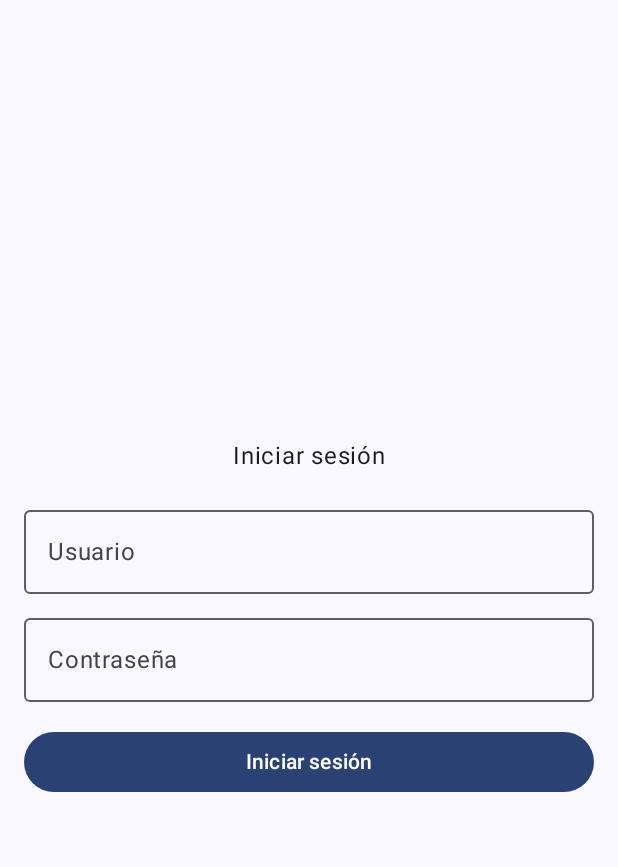
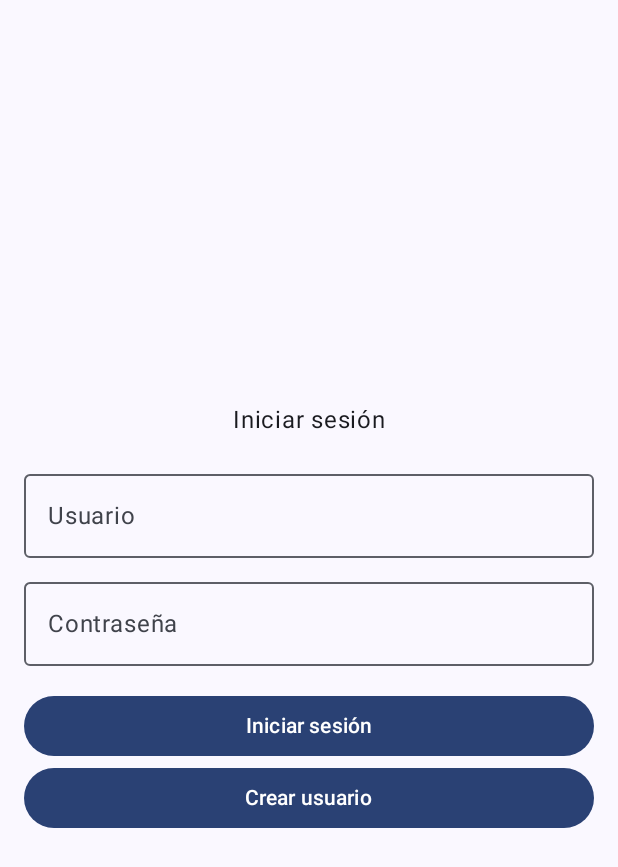
Before and after one commit to SRV-JSPA/Laboratorio4-PPM, an Android app built with Jetpack Compose: the screen it shows after launch (MainActivity), on a phone screen of 412 x 824 dp. Shown: the top 867 px of the screen. Run offline under Robolectric (Android 15) with nearby library versions, the phone set to English and light mode, and no system bars.

Commit message:
boton crear usuario

```diff
--- a/app/src/main/java/com/example/laboratorio4/MainActivity.kt
+++ b/app/src/main/java/com/example/laboratorio4/MainActivity.kt
@@ -108,6 +108,17 @@ fun sesion() {
             Text(text = "Iniciar sesión")
         }
 
+        Button(
+            onClick = {
+
+
+
+            },
+            modifier = Modifier.fillMaxWidth()
+        ) {
+            Text(text = "Crear usuario")
+        }
+
 
         if (error) {
             Text(
```
